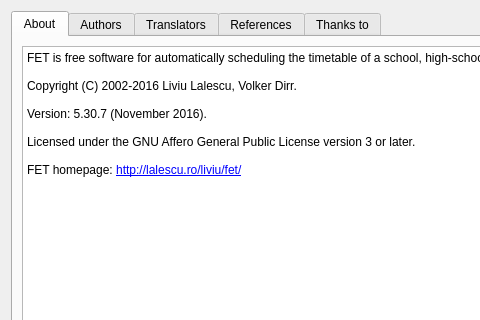
Before: the Qt Designer form src/interface/helpaboutform_template.ui in karandit/fet, drawn with Qt 5; both pictures show x 0 to 480 and y 0 to 320 of the 690 by 430 pixel window.
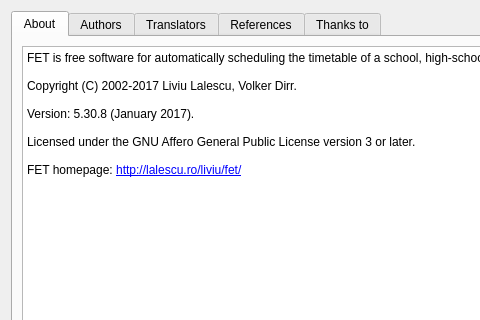
After: the same form once the commit is applied.

```diff
--- a/src/interface/helpaboutform_template.ui
+++ b/src/interface/helpaboutform_template.ui
@@ -51,9 +51,9 @@
 &lt;/style&gt;&lt;/head&gt;&lt;body style=&quot; font-family:'Sans Serif'; font-size:9pt; font-weight:400; font-style:normal;&quot;&gt;
 &lt;p style=&quot; margin-top:0px; margin-bottom:0px; margin-left:0px; margin-right:0px; -qt-block-indent:0; text-indent:0px;&quot;&gt;FET is free software for automatically scheduling the timetable of a school, high-school or university.&lt;/p&gt;
 &lt;p style=&quot;-qt-paragraph-type:empty; margin-top:0px; margin-bottom:0px; margin-left:0px; margin-right:0px; -qt-block-indent:0; text-indent:0px;&quot;&gt;&lt;br /&gt;&lt;/p&gt;
-&lt;p style=&quot; margin-top:0px; margin-bottom:0px; margin-left:0px; margin-right:0px; -qt-block-indent:0; text-indent:0px;&quot;&gt;Copyright (C) 2002-2016 Liviu Lalescu, Volker Dirr.&lt;/p&gt;
+&lt;p style=&quot; margin-top:0px; margin-bottom:0px; margin-left:0px; margin-right:0px; -qt-block-indent:0; text-indent:0px;&quot;&gt;Copyright (C) 2002-2017 Liviu Lalescu, Volker Dirr.&lt;/p&gt;
 &lt;p style=&quot;-qt-paragraph-type:empty; margin-top:0px; margin-bottom:0px; margin-left:0px; margin-right:0px; -qt-block-indent:0; text-indent:0px;&quot;&gt;&lt;br /&gt;&lt;/p&gt;
-&lt;p style=&quot; margin-top:0px; margin-bottom:0px; margin-left:0px; margin-right:0px; -qt-block-indent:0; text-indent:0px;&quot;&gt;Version: 5.30.7 (November 2016).&lt;/p&gt;
+&lt;p style=&quot; margin-top:0px; margin-bottom:0px; margin-left:0px; margin-right:0px; -qt-block-indent:0; text-indent:0px;&quot;&gt;Version: 5.30.8 (January 2017).&lt;/p&gt;
 &lt;p style=&quot;-qt-paragraph-type:empty; margin-top:0px; margin-bottom:0px; margin-left:0px; margin-right:0px; -qt-block-indent:0; text-indent:0px;&quot;&gt;&lt;br /&gt;&lt;/p&gt;
 &lt;p style=&quot; margin-top:0px; margin-bottom:0px; margin-left:0px; margin-right:0px; -qt-block-indent:0; text-indent:0px;&quot;&gt;Licensed under the GNU Affero General Public License version 3 or later.&lt;/p&gt;
 &lt;p style=&quot;-qt-paragraph-type:empty; margin-top:0px; margin-bottom:0px; margin-left:0px; margin-right:0px; -qt-block-indent:0; text-indent:0px;&quot;&gt;&lt;br /&gt;&lt;/p&gt;
```
Left out of the diff: 4 changed lines with no effect on the pictures.
